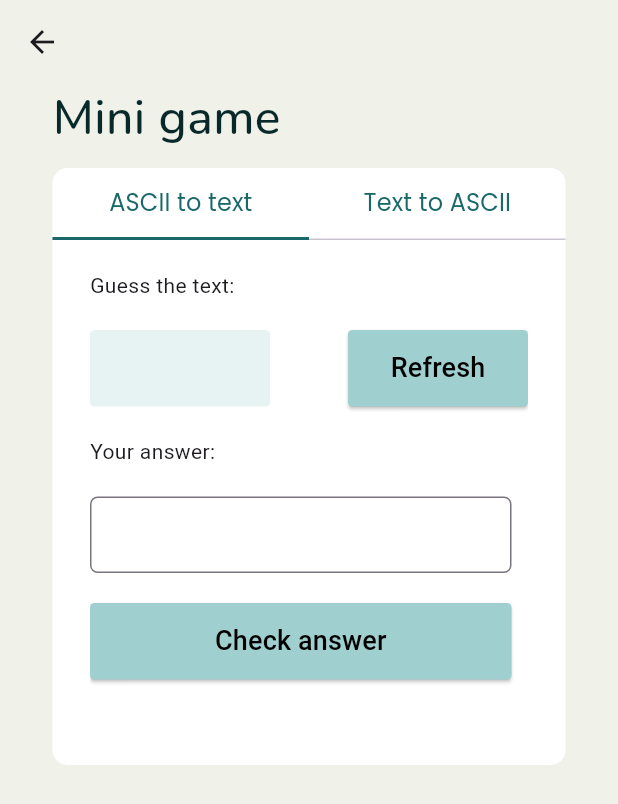
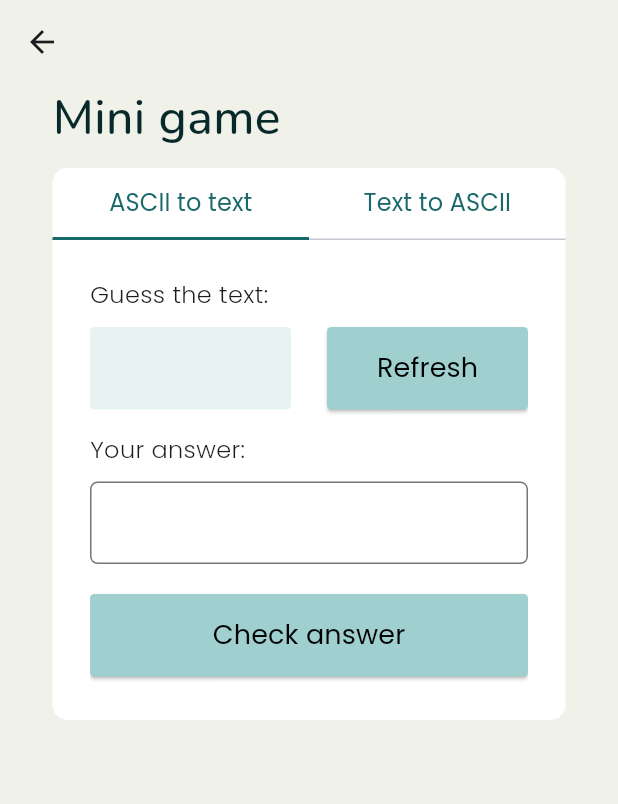
Before and after one commit to majatkaczyk/PIM, a Flutter app: the MyMiniGame screen opened directly, on a phone screen of 412 x 824 dp. Shown: the top 804 px of the screen. Run offline on Flutter 3.47's test engine with Material 3 defaults, Android fonts, the light colour scheme and no system bars.

Commit message:
finish styling game

```diff
--- a/Flutter/lib/main.dart
+++ b/Flutter/lib/main.dart
@@ -463,7 +463,7 @@ class _MyMiniGameState extends State<MyMiniGame> {
                     color: Color(0xffffffff),
                   ),
                   child: SizedBox(
-                    height: 350,
+                    height: 320,
                     child: TabBarView(
                       children: <Widget>[
                         _buildGuessWidget("Guess the text:", "char", 0),
@@ -487,15 +487,17 @@ class _MyMiniGameState extends State<MyMiniGame> {
       crossAxisAlignment: CrossAxisAlignment.start,
       children: [
         Padding(
-          padding: const EdgeInsets.symmetric(vertical: 20.0),
-          child: Text(labelText),
+          padding: const EdgeInsets.only(top: 25, bottom: 10),
+          child: Text(labelText, style: TextStyle(fontSize: 16,
+              fontFamily: 'Poppins',
+              fontWeight: FontWeight.w300),),
         ),
         Row(
           mainAxisAlignment: MainAxisAlignment.spaceBetween,
           children: <Widget>[
             Container(
-              width: 120,
-              height: 51,
+              width: 134,
+              height: 55,
               decoration: const BoxDecoration(
                 color: Color(0xffE7F3F3),
                 borderRadius: BorderRadius.all(Radius.circular(3.0)),
@@ -503,8 +505,9 @@ class _MyMiniGameState extends State<MyMiniGame> {
               child: Text(
                 _convertedCharacter,
                 style: const TextStyle(
-                  fontSize: 18,
-                  color: Colors.black,
+                    fontSize: 16,
+                    fontFamily: 'Poppins',
+                    fontWeight: FontWeight.w300
                 ),
               ),
             ),
@@ -520,7 +523,7 @@ class _MyMiniGameState extends State<MyMiniGame> {
               },
               style: ElevatedButton.styleFrom(
                 backgroundColor: const Color(0xffA0CFD0),
-                minimumSize: const Size(120, 51),
+                minimumSize: const Size(134, 55),
                 shape: RoundedRectangleBorder(
                   borderRadius: BorderRadius.circular(3),
                 ),
@@ -530,18 +533,22 @@ class _MyMiniGameState extends State<MyMiniGame> {
                 style: TextStyle(
                   fontSize: 18,
                   color: Colors.black,
+                    fontFamily: 'Poppins',
+                    fontWeight: FontWeight.w500
                 ),
               ),
             ),
           ],
         ),
         const Padding(
-          padding: EdgeInsets.symmetric(vertical: 20.0),
-          child: Text("Your answer:"),
+          padding: EdgeInsets.only(top: 15, bottom: 10),
+          child: Text("Your answer:", style: TextStyle(fontSize: 16,
+              fontFamily: 'Poppins',
+              fontWeight: FontWeight.w300),),
         ),
         SizedBox(
-          width: 281,
-          height: 51,
+          width: 300,
+          height: 55,
           child: TextField(
             controller: answerController,
             keyboardType: TextInputType.text,
@@ -558,7 +565,7 @@ class _MyMiniGameState extends State<MyMiniGame> {
             onPressed: _checkAnswer,
             style: ElevatedButton.styleFrom(
               backgroundColor: const Color(0xffA0CFD0),
-              minimumSize: const Size(281, 51),
+              minimumSize: const Size(300, 55),
               shape: RoundedRectangleBorder(
                 borderRadius: BorderRadius.circular(3),
               ),
@@ -568,6 +575,8 @@ class _MyMiniGameState extends State<MyMiniGame> {
               style: TextStyle(
                 fontSize: 18,
                 color: Colors.black,
+                  fontFamily: 'Poppins',
+                  fontWeight: FontWeight.w500
               ),
             ),
           ),
```
